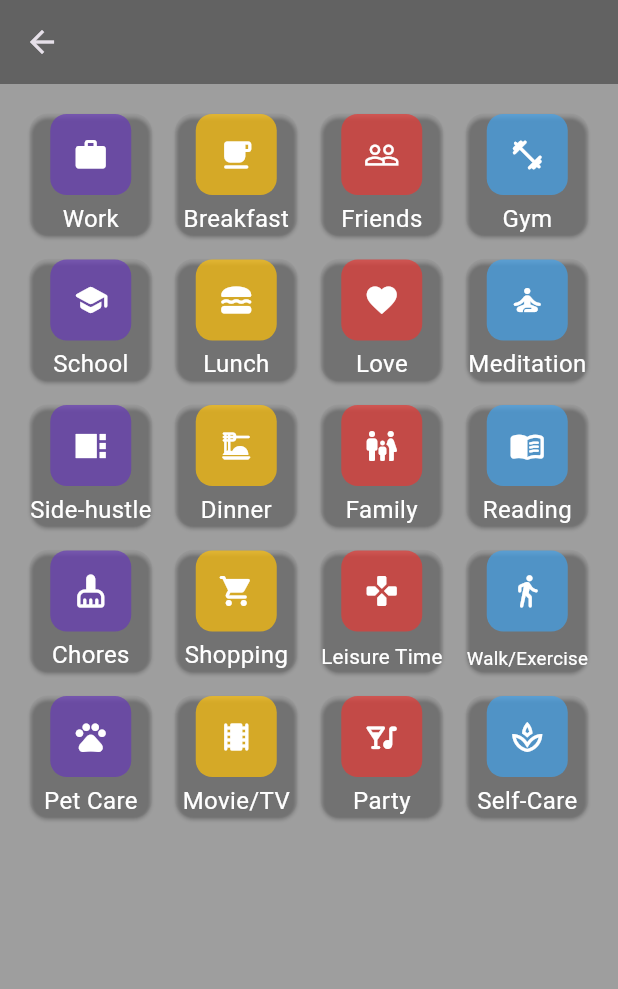
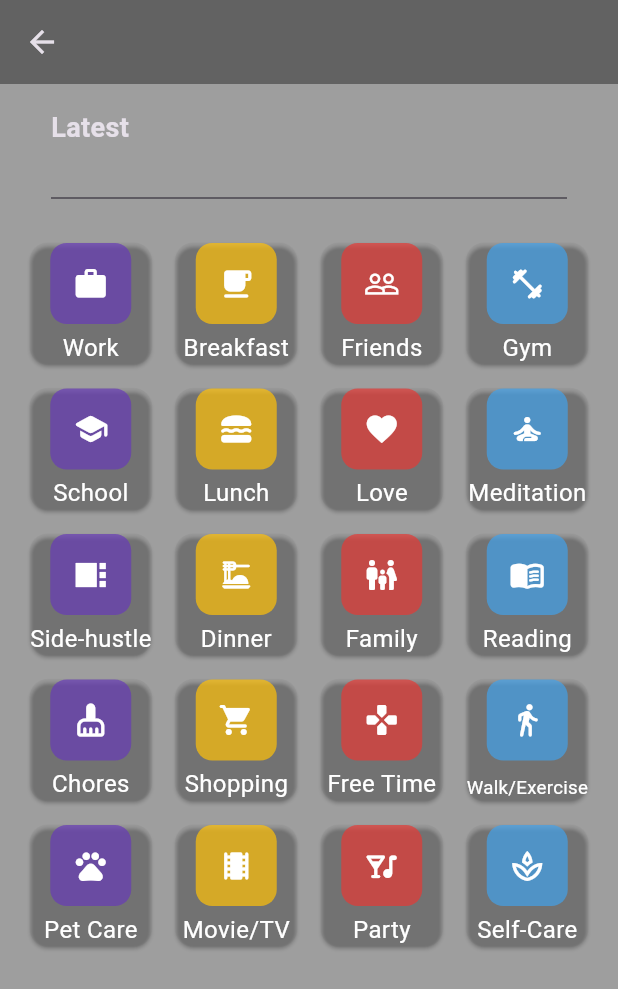
Before and after one commit to batuhanozcan1605/weekplanner, a Flutter app: the ChooseEvent screen opened directly, on a phone screen of 412 x 824 dp. Shown: the top 989 px of the screen. Run offline on Flutter 3.47's test engine with Material 3 defaults, Android fonts, the phone set to English and light mode, and no system bars; our stand-ins replace shared_preferences, sqflite, syncfusion_flutter_calendar; missing offline and left inert: duration_picker, interval_time_picker; accounts and stored records are empty; Roboto replaces fonts that are missing (Segoe UI).

Commit message:
Latest events eklendi

```diff
--- a/lib/data.dart
+++ b/lib/data.dart
@@ -29,7 +29,7 @@ final List<Events> eventTemplates = [
 
   Events(subject: 'Chores', icon: Icons.cleaning_services_rounded, color: Color(0xB3673AB7)),
   Events(subject: 'Shopping', icon: Icons.shopping_cart_rounded, color: Color(0xB3FFC107)),
-  Events(subject: 'Leisure Time', icon: Icons.games_rounded, color: Color(0xB3E53935),),
+  Events(subject: 'Free Time', icon: Icons.games_rounded, color: Color(0xB3E53935),),
   Events(subject: 'Walk/Exercise', icon: Icons.directions_walk_rounded, color: Color(0xB342A1E9),),
 
   Events(subject: 'Pet Care', icon: Icons.pets_rounded, color: Color(0xB3673AB7)),
--- a/lib/model/Events.dart
+++ b/lib/model/Events.dart
@@ -3,7 +3,7 @@ import 'package:flutter/material.dart';
 
 class Events {
   final String subject;
-  final IconData icon;
+  final IconData? icon;
   final Color color;
 
 
--- a/lib/provider/appointment_provider.dart
+++ b/lib/provider/appointment_provider.dart
@@ -19,13 +19,13 @@ class AppointmentProvider extends ChangeNotifier {
     return highestId;
   }
   void initializeWithAppointments(List<MyAppointment> fetchedAppointments) {
-    print("DEBUG inside provider");
+
     _appointments = fetchedAppointments;
     notifyListeners();
   }
 
   void initializeIcons(Map<int, IconData> fetchedIcons) {
-    print("DEBUG inside provider icons");
+
     _icons = fetchedIcons;
     notifyListeners();
   }
@@ -74,7 +74,7 @@ class AppointmentProvider extends ChangeNotifier {
 
   void addSelectedDaysEvents(List<MyAppointment> appointments, icon){
     for(int i=0; i < appointments.length; i++) {
-      print('DEBUG provider içi appointment: ${appointments[i]}');
+      //print('DEBUG provider içi appointment: ${appointments[i]}');
       AppointmentDao().insertAppointment(appointments[i]);
     _appointments.add(appointments[i]);
     _icons[appointments[i].id!]= icon;
@@ -82,5 +82,16 @@ class AppointmentProvider extends ChangeNotifier {
     notifyListeners();
   }
 
+  List<Events> get4LatestEvents() {
+    List<Events> latestEvents = [];
+    for(int i=_appointments.length; i > _appointments.length-4 && i > 0; i--) {
+      print('provider içi latest $i');
+      final appointment = _appointments[i-1];
+      print('provider içi latest $appointment');
+      final event = Events(subject: appointment.subject, icon: appointment.icon, color: appointment.color);
+      latestEvents.add(event);
+    }
+    return latestEvents;
+  }
 
 }
--- a/lib/screens/event_editing_page.dart
+++ b/lib/screens/event_editing_page.dart
@@ -172,7 +172,7 @@ class _EventEditingPageState extends State<EventEditingPage> {
                                    selectedEvent = chosenEvent;
                                    titleController.text = selectedEvent!.subject;
                                    backgroundColor = selectedEvent!.color;
-                                   icon = selectedEvent!.icon;
+                                   icon = selectedEvent!.icon as IconData;
                                  });
                               },
                               icon: Icon( Icons.add_circle, color: Constants.softColor,),
--- a/lib/widgets/choose_event_widget.dart
+++ b/lib/widgets/choose_event_widget.dart
@@ -1,26 +1,64 @@
 import 'package:flutter/material.dart';
+import 'package:provider/provider.dart';
 import 'package:weekplanner/constants.dart';
 import 'package:weekplanner/data.dart';
+import 'package:weekplanner/provider/appointment_provider.dart';
 import 'package:weekplanner/screens/event_editing_page.dart';
 import 'package:weekplanner/screens/event_viewing_page.dart';
 
 class ChooseEvent extends StatelessWidget {
-  const ChooseEvent({Key? key}) : super(key: key);
+  const ChooseEvent({super.key});
 
   @override
   Widget build(BuildContext context) {
 
     List eventTemplate = Data().eventTemplates;
+    final provider = Provider.of<AppointmentProvider>(context, listen: false);
+    List latestEvents = provider.get4LatestEvents();
+    print(latestEvents);
 
     return Scaffold(
       backgroundColor: Colors.black38,
       appBar: AppBar(
         backgroundColor: Colors.black38,
       ),
-      body: Container(
-        padding: EdgeInsets.all(16),
-        child: GridView.builder(
-          gridDelegate: SliverGridDelegateWithFixedCrossAxisCount(
+      body: SingleChildScrollView(
+        child: Container(
+          padding: const EdgeInsets.all(16),
+          child: Column(
+            crossAxisAlignment: CrossAxisAlignment.start,
+            children: [
+            Padding(
+              padding: const EdgeInsets.only(left: 18.0, bottom: 8),
+              child: const Text("Latest", style: TextStyle(fontSize: 18, fontWeight: FontWeight.bold, fontFamily: 'Segoe UI'),),
+            ),
+            GridView.builder(
+              shrinkWrap: true,
+              physics: const NeverScrollableScrollPhysics(),
+              gridDelegate: const SliverGridDelegateWithFixedCrossAxisCount(
+                crossAxisCount: 4,
+                crossAxisSpacing: 8,
+                mainAxisSpacing: 8,
+              ),
+              itemCount: latestEvents.length, // Adjust the number of items as needed
+              itemBuilder: (context, index) {
+                final event = latestEvents[index];
+                return GestureDetector(
+                    onTap: () {
+                      Navigator.pop(context, event);
+
+                    },
+                    child: Constants().eventCard(event.subject, event.icon, event.color.withOpacity(0.7)));
+              },
+            ),
+            Padding(
+              padding: const EdgeInsets.all(18.0),
+              child: Divider(),
+            ),
+            GridView.builder(
+              shrinkWrap: true,
+              physics: const NeverScrollableScrollPhysics(),
+              gridDelegate: const SliverGridDelegateWithFixedCrossAxisCount(
                 crossAxisCount: 4,
                 crossAxisSpacing: 8,
                 mainAxisSpacing: 8,
@@ -31,14 +69,14 @@ class ChooseEvent extends StatelessWidget {
                 return GestureDetector(
                   onTap: () {
                     Navigator.pop(context, event);
-                /*Navigator.pushReplacement(context, MaterialPageRoute(
-                    builder: (BuildContext context) => EventEditingPage(eventTemplate: event,),
-                )
-                ); */
+
                   },
                     child: Constants().eventCard(event.subject, event.icon, event.color));
               },
             ),
+          ],
+                ),
+        )
       ),
     );
   }
```
Lines whose indentation alone changed are shown as unchanged.
